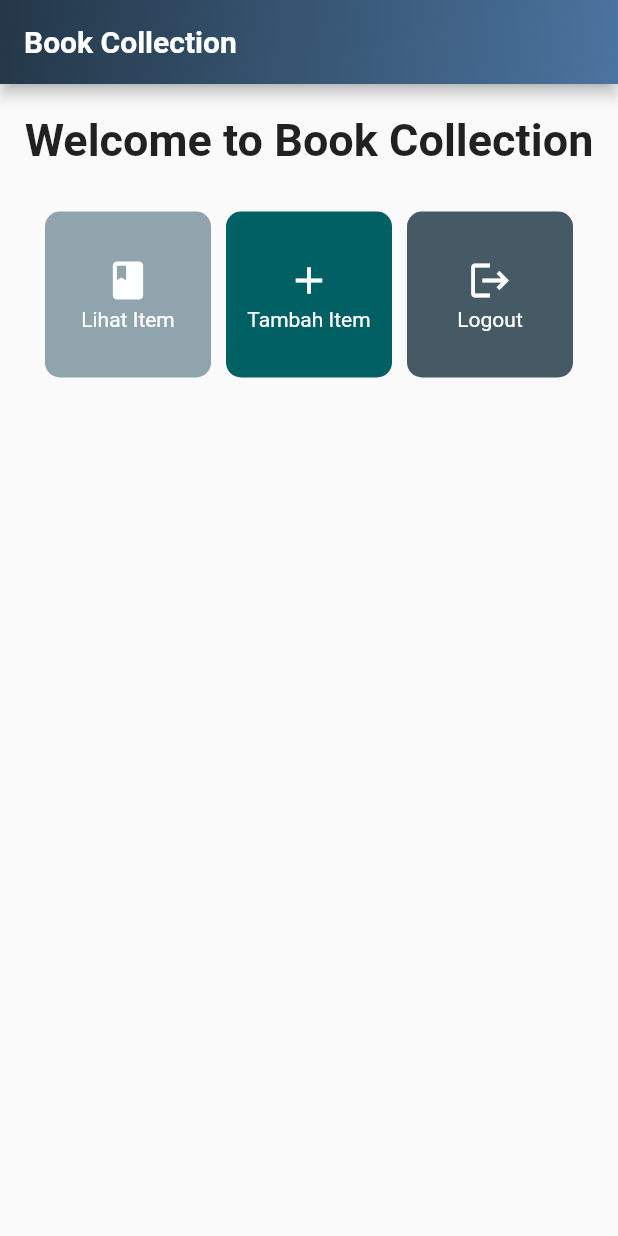
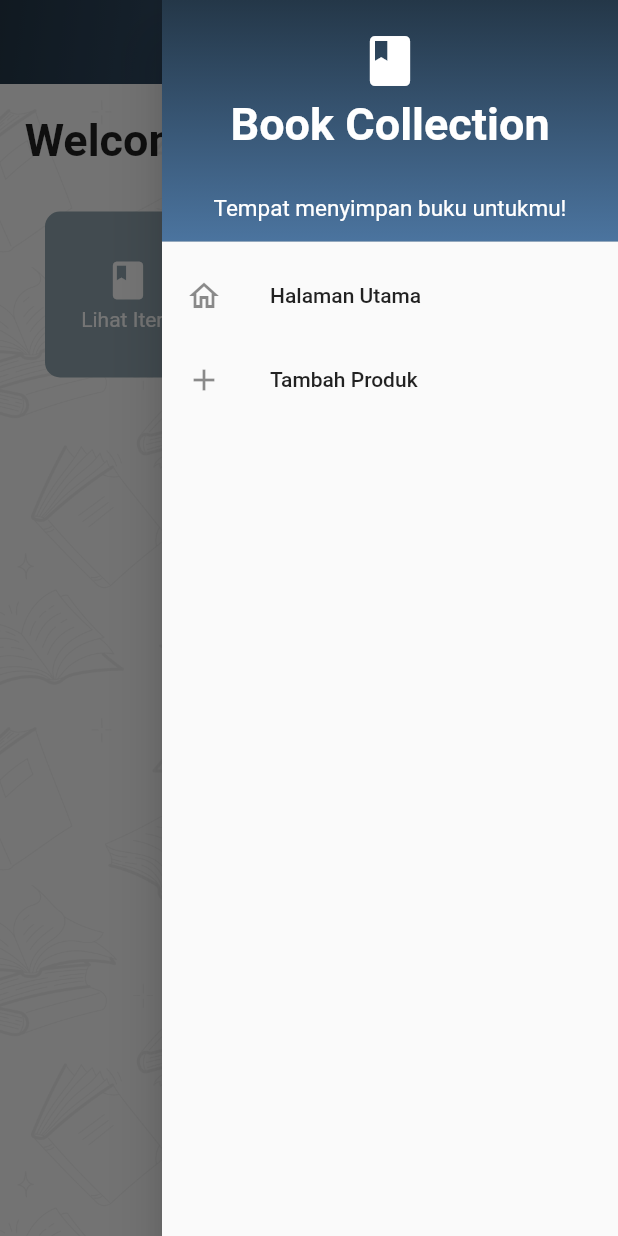
Before and after one commit to restuaar/book-collection-mobile, a Flutter app: the screen it shows after launch, with the side drawer open (before the commit the screen has no drawer), on a phone screen of 412 x 824 dp. Run offline on Flutter 3.47's test engine with Material 2 defaults, Android fonts, the phone set to English and light mode, and no system bars.

Commit message:
refactor: menaruh sesuai folder, feat: drawer & background

```diff
--- a/lib/main.dart
+++ b/lib/main.dart
@@ -1,5 +1,5 @@
 import 'package:flutter/material.dart';
-import 'package:book_collection_mobile/menu.dart';
+import 'package:book_collection_mobile/screens/menu.dart';
 
 void main() {
   runApp(const MyApp());
@@ -10,7 +10,7 @@ class MyApp extends StatelessWidget {
 
   @override
   Widget build(BuildContext context) {
-    return const MaterialApp(
+    return MaterialApp(
       home: HomePage(),
     );
   }
--- a/lib/menu.dart
+++ /dev/null
@@ -1,123 +0,0 @@
-import 'package:flutter/material.dart';
-
-class HomePage extends StatelessWidget {
-  const HomePage({super.key});
-
-  @override
-  Widget build(BuildContext context) {
-    return Scaffold(
-      appBar: AppBar(
-        title: const Text(
-          "Book Collection",
-          style: TextStyle(
-            fontWeight: FontWeight.w600,
-            color: Colors.white,
-          ),
-        ),
-        flexibleSpace: Container(
-          decoration: const BoxDecoration(
-              gradient: LinearGradient(
-            colors: [Color(0xff243748), Color(0xff4b749f)],
-            begin: Alignment.topLeft,
-            end: Alignment.bottomRight,
-          )),
-        ),
-      ),
-      body: SingleChildScrollView(
-        child: Padding(
-          padding: const EdgeInsets.all(10),
-          child: Column(
-            crossAxisAlignment: CrossAxisAlignment.center,
-            children: [
-              const Padding(
-                padding: EdgeInsets.only(
-                  top: 10,
-                  bottom: 10,
-                ),
-                child: Text(
-                  "Welcome to Book Collection",
-                  textAlign: TextAlign.center,
-                  style: TextStyle(
-                    fontSize: 30,
-                    fontWeight: FontWeight.bold,
-                  ),
-                ),
-              ),
-              GridView.count(
-                primary: true,
-                padding: const EdgeInsets.all(20),
-                crossAxisSpacing: 10,
-                mainAxisSpacing: 10,
-                crossAxisCount: 3,
-                shrinkWrap: true,
-                children: items.map((MenuItem item) {
-                  return MenuItemCard(item);
-                }).toList(),
-              ),
-            ],
-          ),
-        ),
-      ),
-    );
-  }
-}
-
-class MenuItem {
-  final String name;
-  final IconData icon;
-  final Color? color;
-
-  MenuItem(this.name, this.icon, {this.color});
-}
-
-final List<MenuItem> items = [
-  MenuItem("Lihat Item", Icons.book, color: Colors.blueGrey[300]),
-  MenuItem("Tambah Item", Icons.add, color: Colors.cyan[900]),
-  MenuItem("Logout", Icons.logout),
-];
-
-class MenuItemCard extends StatelessWidget {
-  final MenuItem item;
-
-  const MenuItemCard(this.item, {super.key});
-
-  @override
-  Widget build(BuildContext context) {
-    return Material(
-      borderRadius: BorderRadius.circular(10),
-      color: item.color ?? Colors.blueGrey[700],
-      child: InkWell(
-        borderRadius: BorderRadius.circular(10),
-        onTap: () {
-          ScaffoldMessenger.of(context)
-            ..hideCurrentMaterialBanner()
-            ..showSnackBar(SnackBar(
-                content: Text("Kamu telah menekan tombol ${item.name}")));
-        },
-        child: Container(
-          padding: const EdgeInsets.all(8),
-          child: Center(
-            child: Column(
-              mainAxisAlignment: MainAxisAlignment.center,
-              children: [
-                Icon(
-                  item.icon,
-                  color: Colors.white,
-                  size: 30,
-                ),
-                Container(
-                  margin: const EdgeInsets.only(top: 3),
-                  child: Text(
-                    item.name,
-                    textAlign: TextAlign.center,
-                    style: const TextStyle(color: Colors.white),
-                  ),
-                ),
-              ],
-            ),
-          ),
-        ),
-      ),
-    );
-  }
-}
--- /dev/null
+++ b/lib/screens/menu.dart
@@ -0,0 +1,80 @@
+import 'package:book_collection_mobile/widgets/right_drawer.dart';
+import 'package:flutter/material.dart';
+import 'package:book_collection_mobile/widgets/menu_card.dart';
+import 'package:book_collection_mobile/widgets/background.dart';
+
+class HomePage extends StatelessWidget {
+  HomePage({super.key});
+
+  final List<MenuItem> items = [
+    MenuItem("Lihat Item", Icons.book, color: Colors.blueGrey[300]),
+    MenuItem("Tambah Item", Icons.add, color: Colors.cyan[900]),
+    MenuItem("Logout", Icons.logout),
+  ];
+
+  @override
+  Widget build(BuildContext context) {
+    return Scaffold(
+      appBar: AppBar(
+        elevation: 0,
+        centerTitle: true,
+        title: const Text(
+          "Book Collection",
+          style: TextStyle(
+            fontWeight: FontWeight.w600,
+            color: Colors.white,
+          ),
+        ),
+        flexibleSpace: Container(
+          decoration: const BoxDecoration(
+              gradient: LinearGradient(
+            colors: [Color(0xff243748), Color(0xff4b749f)],
+            begin: Alignment.topLeft,
+            end: Alignment.bottomRight,
+          )),
+        ),
+      ),
+      endDrawer: const RightDrawer(),
+      body: Stack(
+        children: [
+          const MyBackground(),
+          SingleChildScrollView(
+            child: Padding(
+              padding: const EdgeInsets.all(10),
+              child: Column(
+                crossAxisAlignment: CrossAxisAlignment.center,
+                children: [
+                  const Padding(
+                    padding: EdgeInsets.only(
+                      top: 10,
+                      bottom: 10,
+                    ),
+                    child: Text(
+                      "Welcome to Book Collection",
+                      textAlign: TextAlign.center,
+                      style: TextStyle(
+                        fontSize: 30,
+                        fontWeight: FontWeight.bold,
+                      ),
+                    ),
+                  ),
+                  GridView.count(
+                    primary: true,
+                    padding: const EdgeInsets.all(20),
+                    crossAxisSpacing: 10,
+                    mainAxisSpacing: 10,
+                    crossAxisCount: 3,
+                    shrinkWrap: true,
+                    children: items.map((MenuItem item) {
+                      return MenuItemCard(item);
+                    }).toList(),
+                  ),
+                ],
+              ),
+            ),
+          ),
+        ],
+      ),
+    );
+  }
+}
--- /dev/null
+++ b/lib/widgets/background.dart
@@ -0,0 +1,20 @@
+import 'package:flutter/material.dart';
+
+class MyBackground extends StatelessWidget {
+  const MyBackground({super.key});
+
+  @override
+  Widget build(BuildContext context) {
+    return SizedBox(
+      width: MediaQuery.of(context).size.width,
+      height: MediaQuery.of(context).size.height,
+      child: const Opacity(
+        opacity: 0.05,
+        child: Image(
+          image: AssetImage("images/pattern_book.jpg"),
+          repeat: ImageRepeat.repeat,
+        ),
+      ),
+    );
+  }
+}
--- /dev/null
+++ b/lib/widgets/menu_card.dart
@@ -0,0 +1,55 @@
+import 'package:flutter/material.dart';
+
+class MenuItem {
+  final String name;
+  final IconData icon;
+  final Color? color;
+
+  MenuItem(this.name, this.icon, {this.color});
+}
+
+class MenuItemCard extends StatelessWidget {
+  final MenuItem item;
+
+  const MenuItemCard(this.item, {super.key});
+
+  @override
+  Widget build(BuildContext context) {
+    return Material(
+      borderRadius: BorderRadius.circular(10),
+      color: item.color ?? Colors.blueGrey[700],
+      child: InkWell(
+        borderRadius: BorderRadius.circular(10),
+        onTap: () {
+          ScaffoldMessenger.of(context)
+            ..hideCurrentMaterialBanner()
+            ..showSnackBar(SnackBar(
+                content: Text("Kamu telah menekan tombol ${item.name}")));
+        },
+        child: Container(
+          padding: const EdgeInsets.all(8),
+          child: Center(
+            child: Column(
+              mainAxisAlignment: MainAxisAlignment.center,
+              children: [
+                Icon(
+                  item.icon,
+                  color: Colors.white,
+                  size: 30,
+                ),
+                Container(
+                  margin: const EdgeInsets.only(top: 3),
+                  child: Text(
+                    item.name,
+                    textAlign: TextAlign.center,
+                    style: const TextStyle(color: Colors.white),
+                  ),
+                ),
+              ],
+            ),
+          ),
+        ),
+      ),
+    );
+  }
+}
--- /dev/null
+++ b/lib/widgets/right_drawer.dart
@@ -0,0 +1,75 @@
+import 'package:book_collection_mobile/screens/menu.dart';
+import 'package:flutter/material.dart';
+
+class RightDrawer extends StatelessWidget {
+  const RightDrawer({super.key});
+
+  @override
+  Widget build(BuildContext context) {
+    return Drawer(
+      child: ListView(
+        children: [
+          const DrawerHeader(
+            decoration: BoxDecoration(
+                gradient: LinearGradient(
+              colors: [Color(0xff243748), Color(0xff4b749f)],
+              begin: Alignment.topCenter,
+              end: Alignment.bottomCenter,
+            )),
+            child: Column(
+              mainAxisAlignment: MainAxisAlignment.spaceEvenly,
+              crossAxisAlignment: CrossAxisAlignment.center,
+              children: [
+                Icon(
+                  Icons.book_rounded,
+                  size: 40,
+                  color: Colors.white,
+                ),
+                Text(
+                  'Book Collection',
+                  textAlign: TextAlign.center,
+                  style: TextStyle(
+                    fontSize: 30,
+                    fontWeight: FontWeight.bold,
+                    color: Colors.white,
+                  ),
+                ),
+                Padding(padding: EdgeInsets.all(10)),
+                Text(
+                  "Tempat menyimpan buku untukmu!",
+                  textAlign: TextAlign.center,
+                  style: TextStyle(
+                    fontSize: 15,
+                    color: Colors.white,
+                    fontWeight: FontWeight.normal,
+                  ),
+                ),
+              ],
+            ),
+          ),
+          ListTile(
+            leading: const Icon(Icons.home_outlined),
+            title: const Text('Halaman Utama'),
+            // Bagian redirection ke MyHomePage
+            onTap: () {
+              Navigator.pushReplacement(
+                  context,
+                  MaterialPageRoute(
+                    builder: (context) => HomePage(),
+                  ));
+            },
+          ),
+          ListTile(
+            leading: const Icon(Icons.add),
+            title: const Text('Tambah Produk'),
+            // Bagian redirection ke ShopFormPage
+            onTap: () {
+              Navigator.pushReplacement(context,
+                  MaterialPageRoute(builder: (context) => HomePage()));
+            },
+          ),
+        ],
+      ),
+    );
+  }
+}
--- a/pubspec.yaml
+++ b/pubspec.yaml
@@ -59,8 +59,8 @@ flutter:
   uses-material-design: true
 
   # To add assets to your application, add an assets section, like this:
-  # assets:
-  #   - images/a_dot_burr.jpeg
+  assets:
+    - images/pattern_book.jpg
   #   - images/a_dot_ham.jpeg
 
   # An image asset can refer to one or more resolution-specific "variants", see
```
Also changed, not shown: images/pattern_book.jpg (added).
